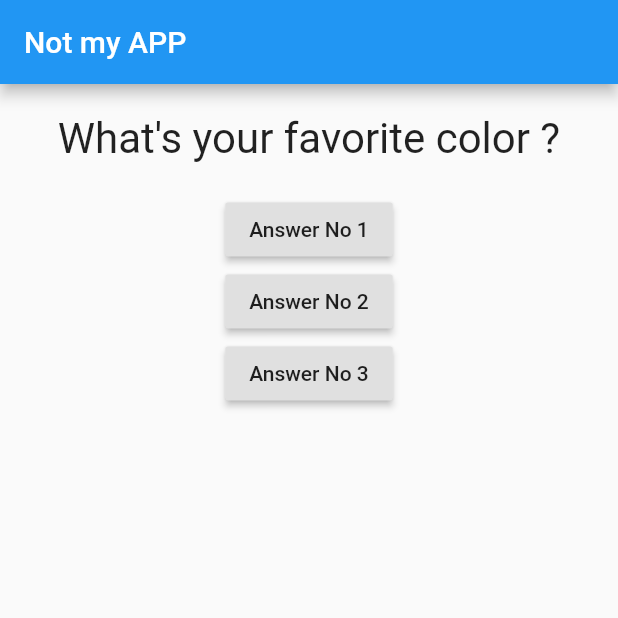
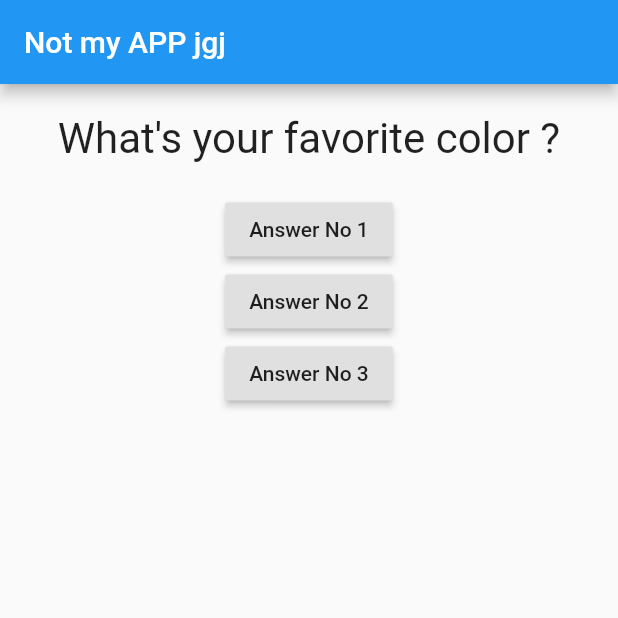
Before and after one commit to moazam74/FirstProjectOnGithub, a Flutter app: the screen it shows after launch, on a phone screen of 412 x 824 dp, the top half of it. Run offline on Flutter 3.47's test engine with Material 2 defaults, Android fonts, the phone set to English and light mode, and no system bars.

Commit message:
Update main.dart

```diff
--- a/lib/main.dart
+++ b/lib/main.dart
@@ -31,7 +31,7 @@ class _MyAppState extends State<MyApp> {
     return MaterialApp(
         home: Scaffold(
             appBar: AppBar(
-              title: Text("Not my APP"),
+              title: Text("Not my APP jgj"),
             ),
             body: Column(
               children: [
```
